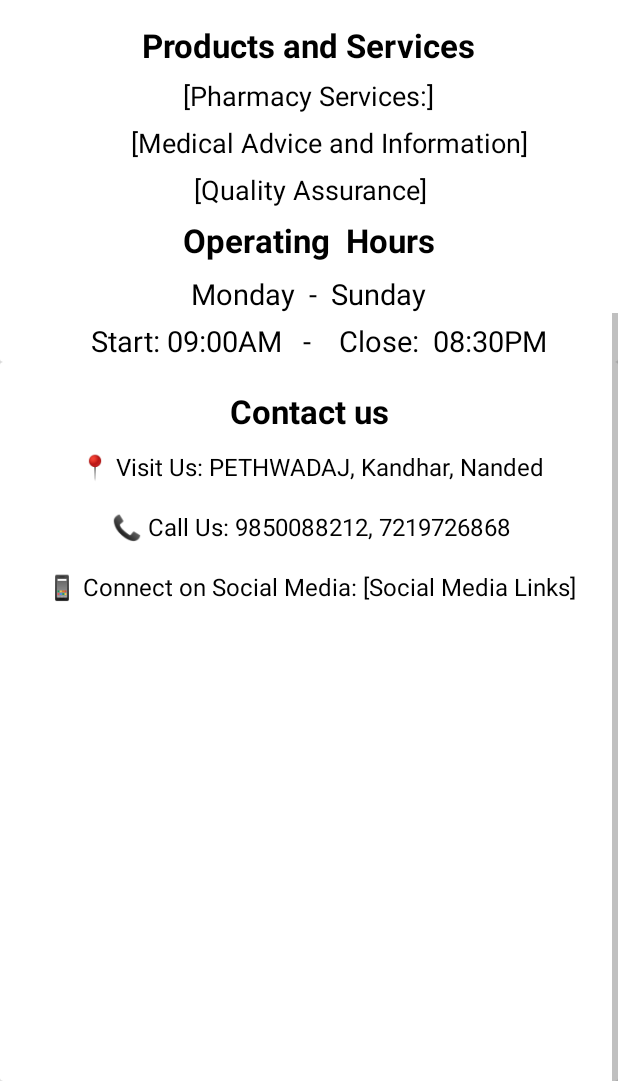
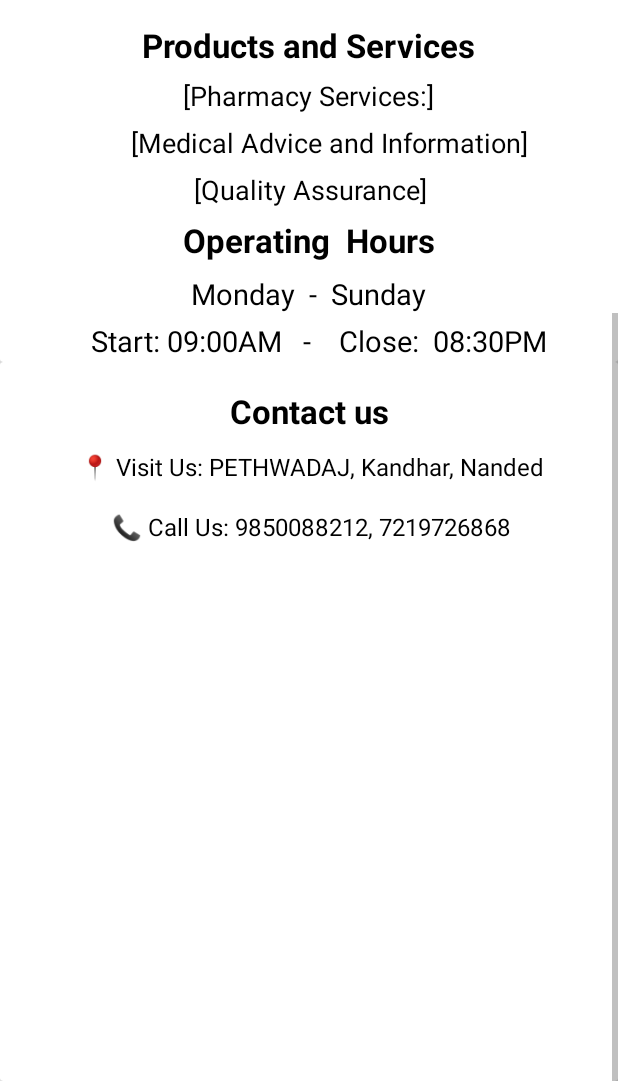
Before and after one commit to SSCoderin/Shrikrupa-medical-store--Pharmacy-store-app, an Android app: the AboutShop screen opened directly, with no data from a screen before it, scrolled down 375 dp, on a phone screen of 412 x 824 dp, the part 155-1236 px from its top. Run offline under Robolectric (Android 15) with nearby library versions, the phone set to English and light mode, and no system bars; Roboto replaces fonts that are not available here.

Commit message:
about shop

```diff
--- a/app/src/main/res/layout/activity_about_shop.xml
+++ b/app/src/main/res/layout/activity_about_shop.xml
@@ -232,7 +232,6 @@
                         android:layout_width="407dp"
                         android:layout_height="40dp"
                         android:gravity="center|center_vertical"
-                        android:text="📱 Connect on Social Media: [Social Media Links]"
                         android:textColor="#000000"
                         android:textSize="16sp"
                         app:layout_constraintEnd_toEndOf="@+id/textView54"
```
